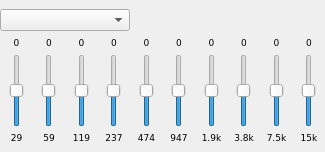
shahid334/sayonara-player, file trunk/GUI/equalizer/GUI_Equalizer.ui: the form before one commit.
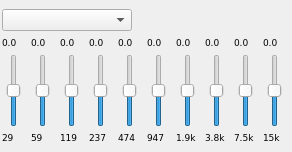
The form after the commit.

The edit to the form file:
```diff
--- a/trunk/GUI/equalizer/GUI_Equalizer.ui
+++ b/trunk/GUI/equalizer/GUI_Equalizer.ui
@@ -6,7 +6,7 @@
    <rect>
     <x>0</x>
     <y>0</y>
-    <width>325</width>
+    <width>292</width>
     <height>152</height>
    </rect>
   </property>
@@ -18,7 +18,7 @@
   </property>
   <property name="minimumSize">
    <size>
-    <width>325</width>
+    <width>292</width>
     <height>152</height>
    </size>
   </property>
@@ -50,9 +50,12 @@
      <height>152</height>
     </size>
    </property>
-   <layout class="QGridLayout" name="gridLayout">
+   <layout class="QGridLayout" name="gridLayout" rowstretch="0,0,0,0,0,0,0,0" columnstretch="0,0,0,0,0,0,0,0,0,0,0" columnminimumwidth="0,0,0,0,0,0,0,0,0,0,0">
+    <property name="sizeConstraint">
+     <enum>QLayout::SetMaximumSize</enum>
+    </property>
     <property name="leftMargin">
-     <number>0</number>
+     <number>2</number>
     </property>
     <property name="topMargin">
      <number>8</number>
@@ -87,10 +90,10 @@
        <enum>Qt::LeftToRight</enum>
       </property>
       <property name="text">
-       <string>0</string>
+       <string>0.0</string>
       </property>
       <property name="alignment">
-       <set>Qt::AlignCenter</set>
+       <set>Qt::AlignLeading|Qt::AlignLeft|Qt::AlignVCenter</set>
       </property>
      </widget>
     </item>
@@ -110,7 +113,7 @@
       </property>
       <property name="maximumSize">
        <size>
-        <width>100</width>
+        <width>24</width>
         <height>5000</height>
        </size>
       </property>
@@ -147,7 +150,7 @@
       </property>
       <property name="maximumSize">
        <size>
-        <width>100</width>
+        <width>24</width>
         <height>5000</height>
        </size>
       </property>
@@ -186,10 +189,10 @@
        <enum>Qt::LeftToRight</enum>
       </property>
       <property name="text">
-       <string>0</string>
+       <string>0.0</string>
       </property>
       <property name="alignment">
-       <set>Qt::AlignCenter</set>
+       <set>Qt::AlignLeading|Qt::AlignLeft|Qt::AlignVCenter</set>
       </property>
      </widget>
     </item>
@@ -209,7 +212,7 @@
       </property>
       <property name="maximumSize">
        <size>
-        <width>100</width>
+        <width>24</width>
         <height>5000</height>
        </size>
       </property>
@@ -248,10 +251,10 @@
        <enum>Qt::LeftToRight</enum>
       </property>
       <property name="text">
-       <string>0</string>
+       <string>0.0</string>
       </property>
       <property name="alignment">
-       <set>Qt::AlignCenter</set>
+       <set>Qt::AlignLeading|Qt::AlignLeft|Qt::AlignVCenter</set>
       </property>
      </widget>
     </item>
@@ -273,10 +276,10 @@
        <enum>Qt::LeftToRight</enum>
       </property>
       <property name="text">
-       <string>0</string>
+       <string>0.0</string>
       </property>
       <property name="alignment">
-       <set>Qt::AlignCenter</set>
+       <set>Qt::AlignLeading|Qt::AlignLeft|Qt::AlignVCenter</set>
       </property>
      </widget>
     </item>
@@ -298,10 +301,10 @@
        <enum>Qt::LeftToRight</enum>
       </property>
       <property name="text">
-       <string>0</string>
+       <string>0.0</string>
       </property>
       <property name="alignment">
-       <set>Qt::AlignCenter</set>
+       <set>Qt::AlignLeading|Qt::AlignLeft|Qt::AlignVCenter</set>
       </property>
      </widget>
     </item>
@@ -323,10 +326,10 @@
        <enum>Qt::LeftToRight</enum>
       </property>
       <property name="text">
-       <string>0</string>
+       <string>0.0</string>
       </property>
       <property name="alignment">
-       <set>Qt::AlignCenter</set>
+       <set>Qt::AlignLeading|Qt::AlignLeft|Qt::AlignVCenter</set>
       </property>
      </widget>
     </item>
@@ -346,7 +349,7 @@
       </property>
       <property name="maximumSize">
        <size>
-        <width>100</width>
+        <width>24</width>
         <height>5000</height>
        </size>
       </property>
@@ -385,10 +388,10 @@
        <enum>Qt::LeftToRight</enum>
       </property>
       <property name="text">
-       <string>0</string>
+       <string>0.0</string>
       </property>
       <property name="alignment">
-       <set>Qt::AlignCenter</set>
+       <set>Qt::AlignLeading|Qt::AlignLeft|Qt::AlignVCenter</set>
       </property>
      </widget>
     </item>
@@ -408,7 +411,7 @@
       </property>
       <property name="maximumSize">
        <size>
-        <width>100</width>
+        <width>24</width>
         <height>5000</height>
        </size>
       </property>
@@ -445,7 +448,7 @@
       </property>
       <property name="maximumSize">
        <size>
-        <width>100</width>
+        <width>24</width>
         <height>5000</height>
        </size>
       </property>
@@ -484,17 +487,17 @@
        <enum>Qt::LeftToRight</enum>
       </property>
       <property name="text">
-       <string>0</string>
+       <string>0.0</string>
       </property>
       <property name="alignment">
-       <set>Qt::AlignCenter</set>
+       <set>Qt::AlignLeading|Qt::AlignLeft|Qt::AlignVCenter</set>
       </property>
      </widget>
     </item>
     <item row="6" column="1">
      <widget class="QSlider" name="sli_0">
       <property name="sizePolicy">
-       <sizepolicy hsizetype="MinimumExpanding" vsizetype="Expanding">
+       <sizepolicy hsizetype="Maximum" vsizetype="Expanding">
         <horstretch>0</horstretch>
         <verstretch>0</verstretch>
        </sizepolicy>
@@ -507,7 +510,7 @@
       </property>
       <property name="maximumSize">
        <size>
-        <width>100</width>
+        <width>24</width>
         <height>5000</height>
        </size>
       </property>
@@ -546,10 +549,10 @@
        <enum>Qt::LeftToRight</enum>
       </property>
       <property name="text">
-       <string>0</string>
+       <string>0.0</string>
       </property>
       <property name="alignment">
-       <set>Qt::AlignCenter</set>
+       <set>Qt::AlignLeading|Qt::AlignLeft|Qt::AlignVCenter</set>
       </property>
      </widget>
     </item>
@@ -569,7 +572,7 @@
       </property>
       <property name="maximumSize">
        <size>
-        <width>100</width>
+        <width>24</width>
         <height>5000</height>
        </size>
       </property>
@@ -608,10 +611,10 @@
        <enum>Qt::LeftToRight</enum>
       </property>
       <property name="text">
-       <string>0</string>
+       <string>0.0</string>
       </property>
       <property name="alignment">
-       <set>Qt::AlignCenter</set>
+       <set>Qt::AlignLeading|Qt::AlignLeft|Qt::AlignVCenter</set>
       </property>
      </widget>
     </item>
@@ -710,7 +713,7 @@
       </property>
       <property name="maximumSize">
        <size>
-        <width>100</width>
+        <width>24</width>
         <height>5000</height>
        </size>
       </property>
@@ -759,7 +762,7 @@
       </property>
       <property name="maximumSize">
        <size>
-        <width>100</width>
+        <width>24</width>
         <height>5000</height>
        </size>
       </property>
@@ -798,7 +801,7 @@
        <string>29</string>
       </property>
       <property name="alignment">
-       <set>Qt::AlignCenter</set>
+       <set>Qt::AlignLeading|Qt::AlignLeft|Qt::AlignVCenter</set>
       </property>
      </widget>
     </item>
@@ -820,7 +823,7 @@
        <string>59</string>
       </property>
       <property name="alignment">
-       <set>Qt::AlignCenter</set>
+       <set>Qt::AlignLeading|Qt::AlignLeft|Qt::AlignVCenter</set>
       </property>
      </widget>
     </item>
@@ -842,7 +845,7 @@
        <string>119</string>
       </property>
       <property name="alignment">
-       <set>Qt::AlignCenter</set>
+       <set>Qt::AlignLeading|Qt::AlignLeft|Qt::AlignVCenter</set>
       </property>
      </widget>
     </item>
@@ -864,7 +867,7 @@
        <string>237</string>
       </property>
       <property name="alignment">
-       <set>Qt::AlignCenter</set>
+       <set>Qt::AlignLeading|Qt::AlignLeft|Qt::AlignVCenter</set>
       </property>
      </widget>
     </item>
@@ -886,7 +889,7 @@
        <string>474</string>
       </property>
       <property name="alignment">
-       <set>Qt::AlignCenter</set>
+       <set>Qt::AlignLeading|Qt::AlignLeft|Qt::AlignVCenter</set>
       </property>
      </widget>
     </item>
@@ -908,7 +911,7 @@
        <string>947</string>
       </property>
       <property name="alignment">
-       <set>Qt::AlignCenter</set>
+       <set>Qt::AlignLeading|Qt::AlignLeft|Qt::AlignVCenter</set>
       </property>
      </widget>
     </item>
@@ -930,7 +933,7 @@
        <string>1.9k</string>
       </property>
       <property name="alignment">
-       <set>Qt::AlignCenter</set>
+       <set>Qt::AlignLeading|Qt::AlignLeft|Qt::AlignVCenter</set>
       </property>
      </widget>
     </item>
@@ -952,7 +955,7 @@
        <string>3.8k</string>
       </property>
       <property name="alignment">
-       <set>Qt::AlignCenter</set>
+       <set>Qt::AlignLeading|Qt::AlignLeft|Qt::AlignVCenter</set>
       </property>
      </widget>
     </item>
@@ -974,7 +977,7 @@
        <string>7.5k</string>
       </property>
       <property name="alignment">
-       <set>Qt::AlignCenter</set>
+       <set>Qt::AlignLeading|Qt::AlignLeft|Qt::AlignVCenter</set>
       </property>
      </widget>
     </item>
@@ -996,7 +999,7 @@
        <string>15k</string>
       </property>
       <property name="alignment">
-       <set>Qt::AlignCenter</set>
+       <set>Qt::AlignLeading|Qt::AlignLeft|Qt::AlignVCenter</set>
       </property>
      </widget>
     </item>
```
